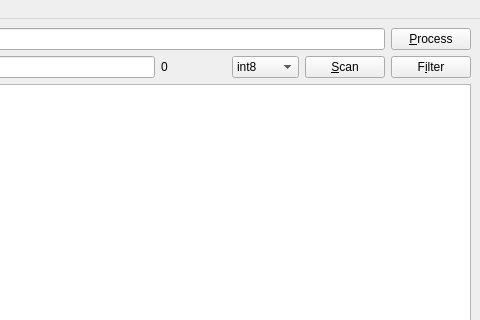
First picture: the form in ui/main-qt.ui, repository allencch/med, before the edit; both pictures show x 320 to 800 and y 0 to 320 of the 800 by 600 pixel window.
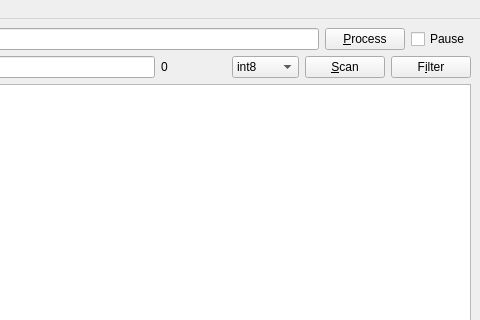
Second picture: the form after the edit.

Commit message: Pause process

What changed in the file:
```diff
--- a/ui/main-qt.ui
+++ b/ui/main-qt.ui
@@ -39,6 +39,13 @@
           </property>
          </widget>
         </item>
+        <item>
+         <widget class="QCheckBox" name="pauseCheckbox">
+          <property name="text">
+           <string>Pause</string>
+          </property>
+         </widget>
+        </item>
        </layout>
       </item>
       <item>
```
The commit also changes 6 other files.
